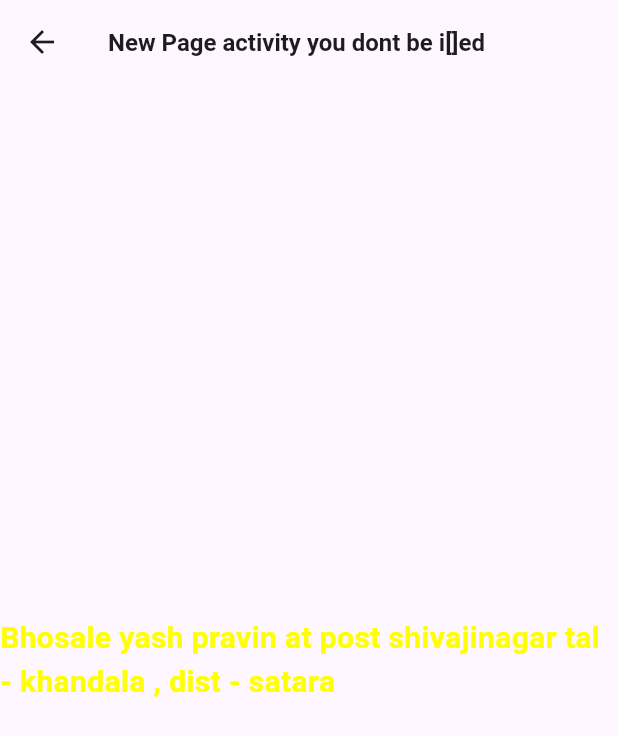
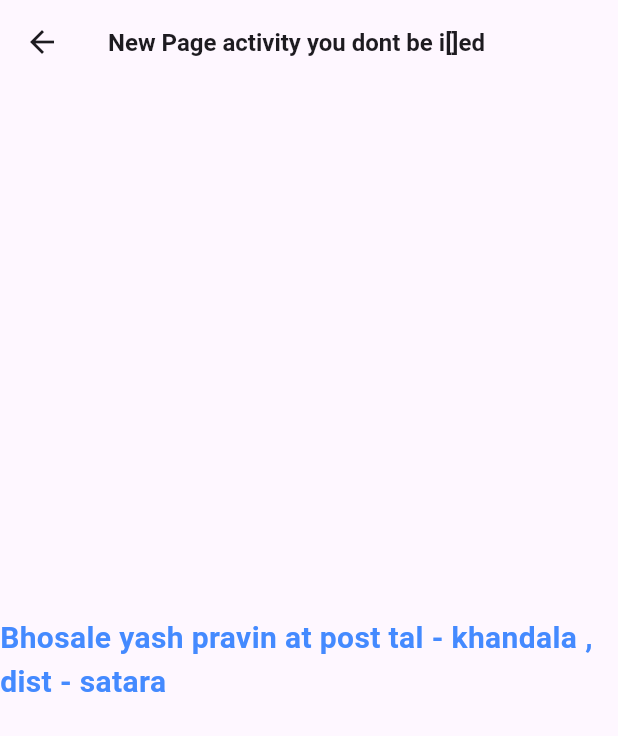
Before and after one commit to Yashbhosale00/splash_demo, a Flutter app: the FirstScreen screen opened directly, on a phone screen of 412 x 824 dp. Shown: the top 736 px of the screen. Run offline on Flutter 3.47's test engine with Material 3 defaults, Android fonts, the phone set to English and light mode, and no system bars; network calls fail.

Commit message:
Add chang

```diff
--- a/lib/firstscrren.dart
+++ b/lib/firstscrren.dart
@@ -21,11 +21,11 @@ class FirstScreen extends StatelessWidget {
       body:
       const Center(
        child: Text(
-        'Bhosale yash pravin at post shivajinagar tal - khandala , dist - satara ',
+        'Bhosale yash pravin at post tal - khandala , dist - satara ',
          style: TextStyle(
            fontSize: 20,
            fontWeight: FontWeight.bold,
-           color: Colors.yellowAccent
+           color: Colors.blueAccent
          ),
        ),
       ),
```
